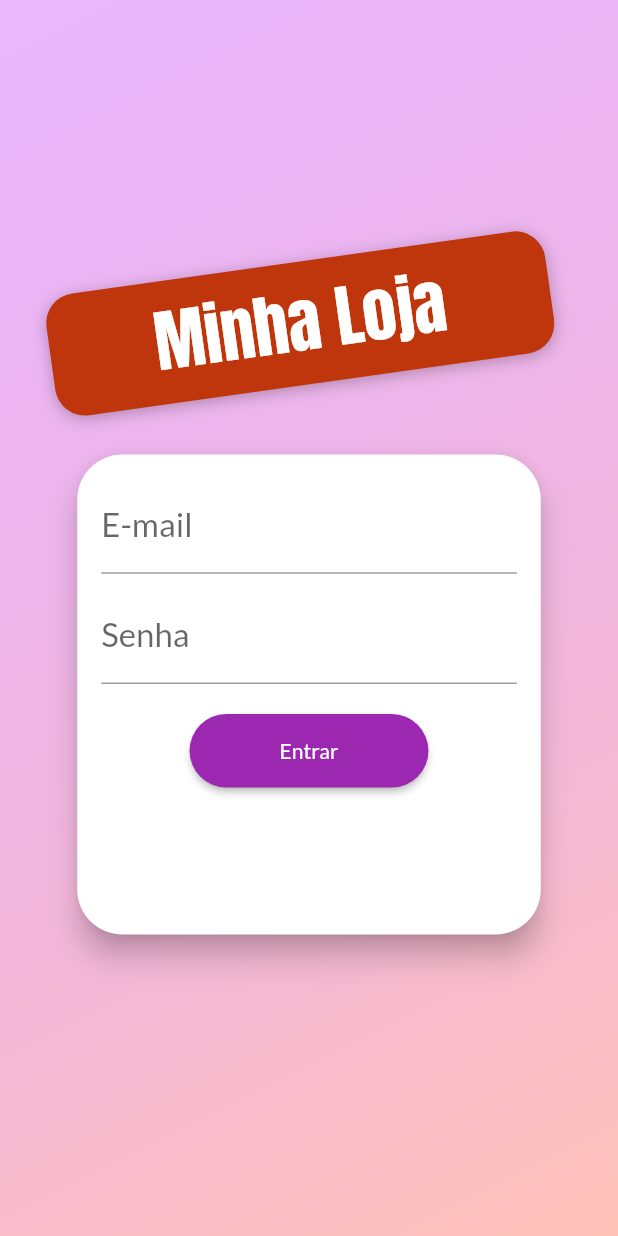
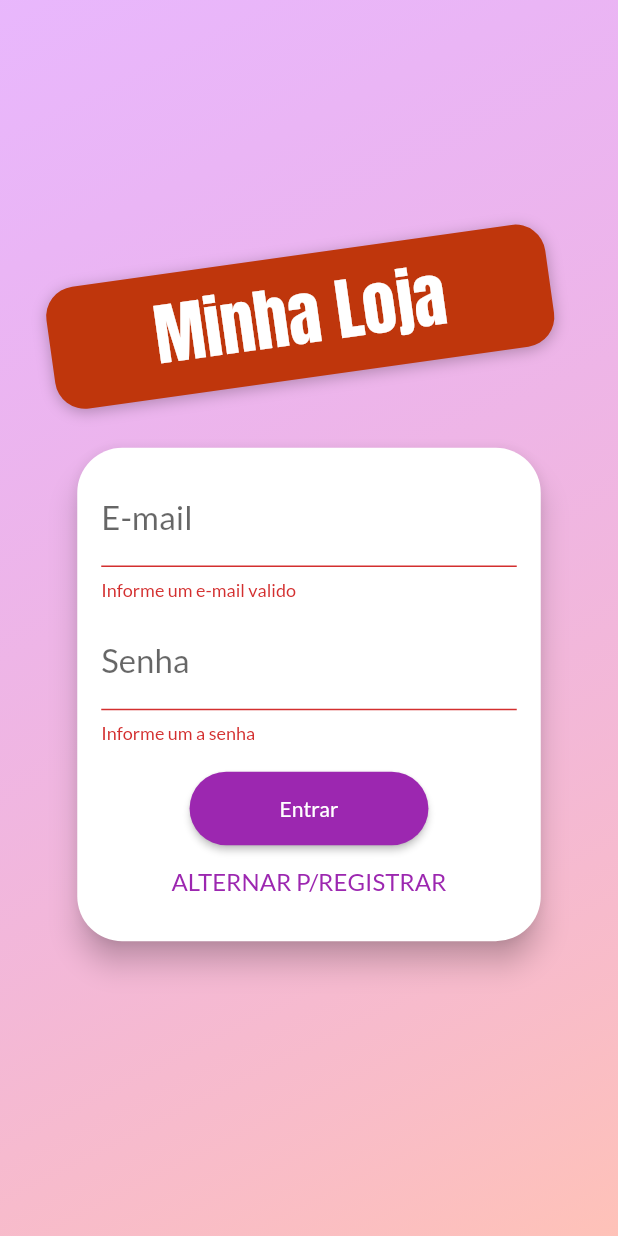
Before and after one commit to eliezerantonio/shop_with_provider, a Flutter app: the screen it shows after launch, after a tap on "Entrar", on a phone screen of 412 x 824 dp. Run offline on Flutter 3.47's test engine with Material 2 defaults, Android fonts, the phone set to English and light mode, and no system bars; our stand-ins replace bottom_navy_bar.

Commit message:
autenticacao 4

```diff
--- a/lib/components/auth_card.dart
+++ b/lib/components/auth_card.dart
@@ -10,11 +10,47 @@ class AuthCard extends StatefulWidget {
 }
 
 class _AuthCardState extends State<AuthCard> {
+  GlobalKey<FormState> _formKey = GlobalKey();
+  bool _isLoading = false;
   AuthMode _authMode = AuthMode.Login;
   final _passwordControler = TextEditingController();
 
   Map<String, String> _authData = {'email': '', 'password': ''};
-  void _submit() {}
+
+  void _submit() {
+    if (!_formKey.currentState.validate()) {
+      return;
+    }
+    setState(() {
+      _isLoading = true;
+    });
+
+    _formKey.currentState.save();
+
+    if (_authMode == AuthMode.Login) {
+//Login
+    } else {
+//>Registro
+
+    }
+
+    setState(() {
+      _isLoading = false;
+    });
+  }
+
+  void _switchAuthMode() {
+    if (_authMode == AuthMode.Login) {
+      setState(() {
+        _authMode = AuthMode.Singup;
+      });
+    } else {
+      setState(() {
+        _authMode = AuthMode.Login;
+      });
+    }
+  }
+
   @override
   void dispose() {
     super.dispose();
@@ -32,8 +68,9 @@ class _AuthCardState extends State<AuthCard> {
       child: Container(
         width: deviceSize.width * 0.75,
         padding: EdgeInsets.all(16),
-        height: 320,
+        height: _authMode == AuthMode.Login ? 329 : 400,
         child: Form(
+          key: _formKey,
           child: Column(
             children: [
               TextFormField(
@@ -85,18 +122,29 @@ class _AuthCardState extends State<AuthCard> {
                           return null;
                         }
                       : null,
-                  onSaved: (value) => _authData["password"] = value,
                 ),
-              SizedBox(height: 20),
+              Spacer(),
+              if (_isLoading)
+                CircularProgressIndicator()
+              else
                 RaisedButton(
                   shape: RoundedRectangleBorder(
                       borderRadius: BorderRadius.circular(30)),
                   color: Theme.of(context).primaryColor,
                   textColor: Theme.of(context).primaryTextTheme.button.color,
                   padding: EdgeInsets.symmetric(horizontal: 60, vertical: 16),
-                child:
-                    Text(_authMode == AuthMode.Login ? "Entrar" : "Registrar"),
+                  child: Text(
+                      _authMode == AuthMode.Login ? "Entrar" : "Registrar"),
                   onPressed: _submit,
+                ),
+              FlatButton(
+                onPressed: _switchAuthMode,
+                child: Text(
+                  "Alternar p/${_authMode == AuthMode.Login ? "Registrar" : "Entrar"}"
+                      .toUpperCase(),
+                  style: TextStyle(fontSize: 16),
+                ),
+                textColor: Theme.of(context).primaryColor,
               )
             ],
           ),
--- a/lib/components/product_grid.dart
+++ b/lib/components/product_grid.dart
@@ -1,6 +1,5 @@
 import 'package:flutter/material.dart';
 import 'package:gerencimento_estado/components/product_grid_item.dart';
-import 'package:gerencimento_estado/providers/product.dart';
 import 'package:gerencimento_estado/providers/products.dart';
 import 'package:provider/provider.dart';
 
```
Lines whose indentation alone changed are shown as unchanged.
